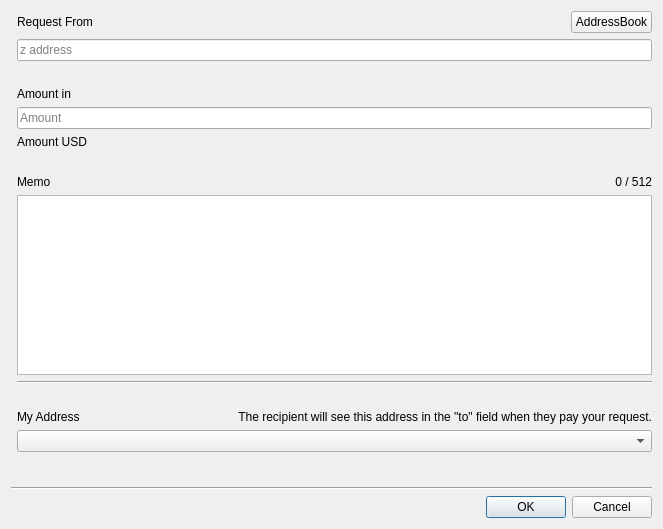
Old version of the form src/requestdialog.ui in the repository z-bitcoinz/BitcoinZ_Blue.
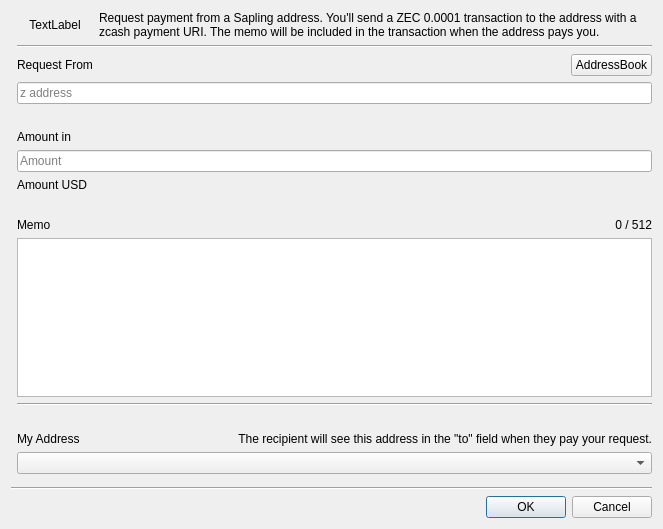
New version of the form. Custom widgets are drawn as their Qt base class.

Commit message: Include icon

Patch:
```diff
--- a/src/requestdialog.ui
+++ b/src/requestdialog.ui
@@ -14,10 +14,10 @@
    <string>Payment Request</string>
   </property>
   <layout class="QGridLayout" name="gridLayout">
-   <item row="15" column="1" colspan="3">
+   <item row="18" column="1" colspan="3">
     <widget class="AddressCombo" name="cmbMyAddress"/>
    </item>
-   <item row="0" column="3">
+   <item row="2" column="3">
     <layout class="QHBoxLayout" name="horizontalLayout">
      <item>
       <spacer name="horizontalSpacer">
@@ -41,28 +41,28 @@
      </item>
     </layout>
    </item>
-   <item row="18" column="0" colspan="4">
+   <item row="21" column="0" colspan="4">
     <widget class="Line" name="line">
      <property name="orientation">
       <enum>Qt::Horizontal</enum>
      </property>
     </widget>
    </item>
-   <item row="0" column="1">
+   <item row="2" column="1">
     <widget class="QLabel" name="lblAddress">
      <property name="text">
       <string>Request From</string>
      </property>
     </widget>
    </item>
-   <item row="13" column="1">
+   <item row="15" column="1">
     <widget class="QLabel" name="label_2">
      <property name="text">
       <string>My Address</string>
      </property>
     </widget>
    </item>
-   <item row="3" column="1" colspan="3">
+   <item row="5" column="1" colspan="3">
     <widget class="QLabel" name="lblSaplingWarning">
      <property name="styleSheet">
       <string notr="true">color: red;</string>
@@ -72,21 +72,21 @@
      </property>
     </widget>
    </item>
-   <item row="4" column="1">
+   <item row="6" column="1">
     <widget class="QLabel" name="lblAmount">
      <property name="text">
       <string>Amount in </string>
      </property>
     </widget>
    </item>
-   <item row="8" column="1">
+   <item row="10" column="1">
     <widget class="QLabel" name="label">
      <property name="text">
       <string/>
      </property>
     </widget>
    </item>
-   <item row="19" column="2" colspan="2">
+   <item row="24" column="2" colspan="2">
     <widget class="QDialogButtonBox" name="buttonBox">
      <property name="orientation">
       <enum>Qt::Horizontal</enum>
@@ -96,7 +96,14 @@
      </property>
     </widget>
    </item>
-   <item row="2" column="1" colspan="3">
+   <item row="14" column="1">
+    <widget class="QLabel" name="label_4">
+     <property name="text">
+      <string/>
+     </property>
+    </widget>
+   </item>
+   <item row="4" column="1" colspan="3">
     <widget class="QLineEdit" name="txtFrom">
      <property name="sizePolicy">
       <sizepolicy hsizetype="Minimum" vsizetype="Fixed">
@@ -112,7 +119,14 @@
      </property>
     </widget>
    </item>
-   <item row="10" column="1" colspan="3">
+   <item row="1" column="1" colspan="3">
+    <widget class="Line" name="line_3">
+     <property name="orientation">
+      <enum>Qt::Horizontal</enum>
+     </property>
+    </widget>
+   </item>
+   <item row="12" column="1" colspan="3">
     <widget class="MemoEdit" name="txtMemo">
      <property name="sizePolicy">
       <sizepolicy hsizetype="Expanding" vsizetype="Preferred">
@@ -122,7 +136,7 @@
      </property>
     </widget>
    </item>
-   <item row="5" column="1" colspan="3">
+   <item row="7" column="1" colspan="3">
     <widget class="QLineEdit" name="txtAmount">
      <property name="alignment">
       <set>Qt::AlignLeading|Qt::AlignLeft|Qt::AlignVCenter</set>
@@ -132,14 +146,14 @@
      </property>
     </widget>
    </item>
-   <item row="11" column="1" colspan="3">
+   <item row="13" column="1" colspan="3">
     <widget class="Line" name="line_2">
      <property name="orientation">
       <enum>Qt::Horizontal</enum>
      </property>
     </widget>
    </item>
-   <item row="13" column="3">
+   <item row="15" column="3">
     <widget class="QLabel" name="lblAddressInfo">
      <property name="text">
       <string>The recipient will see this address in the &quot;to&quot; field when they pay your request.</string>
@@ -149,7 +163,7 @@
      </property>
     </widget>
    </item>
-   <item row="9" column="3">
+   <item row="11" column="3">
     <widget class="QLabel" name="lblMemoLen">
      <property name="text">
       <string notr="true">0 / 512</string>
@@ -159,7 +173,7 @@
      </property>
     </widget>
    </item>
-   <item row="7" column="1">
+   <item row="9" column="1">
     <widget class="QLabel" name="txtAmountUSD">
      <property name="text">
       <string>Amount USD</string>
@@ -169,7 +183,7 @@
      </property>
     </widget>
    </item>
-   <item row="17" column="1">
+   <item row="20" column="1">
     <spacer name="verticalSpacer">
      <property name="orientation">
       <enum>Qt::Vertical</enum>
@@ -182,17 +196,30 @@
      </property>
     </spacer>
    </item>
-   <item row="9" column="1">
+   <item row="11" column="1">
     <widget class="QLabel" name="label_3">
      <property name="text">
       <string>Memo</string>
      </property>
     </widget>
    </item>
-   <item row="12" column="1">
-    <widget class="QLabel" name="label_4">
+   <item row="0" column="1">
+    <widget class="QLabel" name="label_5">
      <property name="text">
-      <string/>
+      <string>TextLabel</string>
+     </property>
+     <property name="alignment">
+      <set>Qt::AlignCenter</set>
+     </property>
+    </widget>
+   </item>
+   <item row="0" column="2" colspan="2">
+    <widget class="QLabel" name="label_6">
+     <property name="text">
+      <string>Request payment from a Sapling address. You'll send a ZEC 0.0001 transaction to the address with a zcash payment URI. The memo will be included in the transaction when the address pays you.</string>
+     </property>
+     <property name="wordWrap">
+      <bool>true</bool>
      </property>
     </widget>
    </item>
```
The commit also changes 1 other file.
